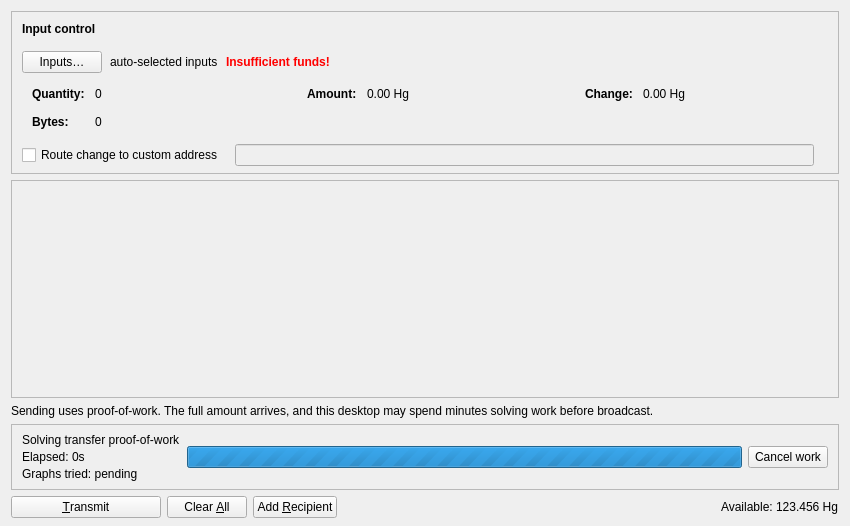
Above: src/qt/forms/sendcoinsdialog.ui from quicksilver-hg/quicksilver before the change. Below: the same form after it.
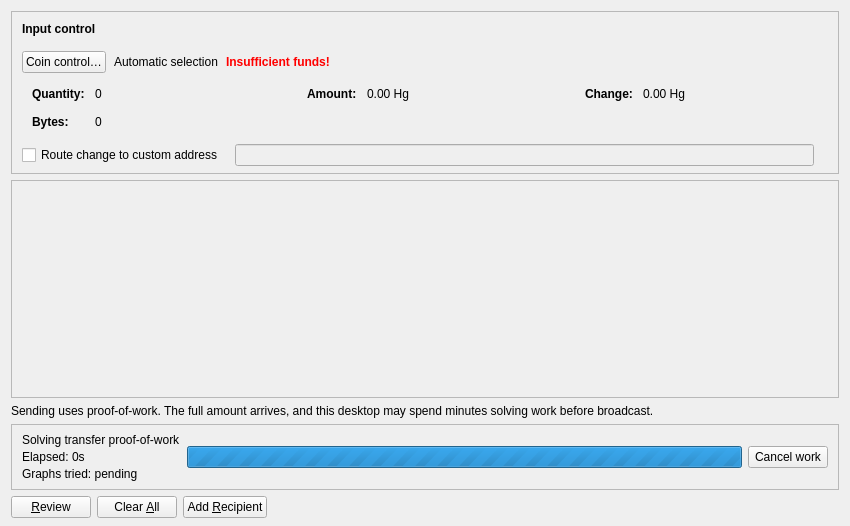
That is the form after the change. Icons and pictures are not drawn. Custom widgets are drawn as their Qt base class.

Diff of the .ui file:
```diff
--- a/src/qt/forms/sendcoinsdialog.ui
+++ b/src/qt/forms/sendcoinsdialog.ui
@@ -107,7 +107,7 @@
              <string notr="true"/>
             </property>
             <property name="text">
-             <string>Inputs…</string>
+             <string>Coin control…</string>
             </property>
             <property name="autoDefault">
              <bool>false</bool>
@@ -117,7 +117,7 @@
           <item>
            <widget class="QLabel" name="labelCoinControlAutomaticallySelected">
             <property name="text">
-             <string>auto-selected inputs</string>
+             <string>Automatic selection</string>
             </property>
             <property name="margin">
              <number>5</number>
@@ -623,17 +623,11 @@
     <layout class="QHBoxLayout" name="horizontalLayout">
      <item>
       <widget class="QPushButton" name="sendButton">
-       <property name="minimumSize">
-        <size>
-         <width>150</width>
-         <height>0</height>
-        </size>
-       </property>
        <property name="toolTip">
         <string>Authorize and broadcast this transfer</string>
        </property>
        <property name="text">
-        <string>&amp;Transmit</string>
+        <string>&amp;Review</string>
        </property>
        <property name="icon">
         <iconset resource="../quicksilver.qrc">
@@ -700,45 +694,6 @@
        </property>
       </spacer>
      </item>
-     <item>
-      <layout class="QHBoxLayout" name="horizontalLayout_2">
-       <property name="spacing">
-        <number>3</number>
-       </property>
-       <item>
-        <widget class="QLabel" name="labelBalanceName">
-         <property name="sizePolicy">
-          <sizepolicy hsizetype="Preferred" vsizetype="Fixed">
-           <horstretch>0</horstretch>
-           <verstretch>0</verstretch>
-          </sizepolicy>
-         </property>
-         <property name="text">
-          <string>Available:</string>
-         </property>
-        </widget>
-       </item>
-       <item>
-        <widget class="QLabel" name="labelBalance">
-         <property name="sizePolicy">
-          <sizepolicy hsizetype="Preferred" vsizetype="Fixed">
-           <horstretch>0</horstretch>
-           <verstretch>0</verstretch>
-          </sizepolicy>
-         </property>
-         <property name="cursor">
-          <cursorShape>IBeamCursor</cursorShape>
-         </property>
-         <property name="text">
-          <string notr="true">123.456 Hg</string>
-         </property>
-         <property name="textInteractionFlags">
-          <set>Qt::LinksAccessibleByMouse|Qt::TextSelectableByKeyboard|Qt::TextSelectableByMouse</set>
-         </property>
-        </widget>
-       </item>
-      </layout>
-     </item>
     </layout>
    </item>
   </layout>
```
Left out of the diff: 15 changed lines with no effect on the pictures.
